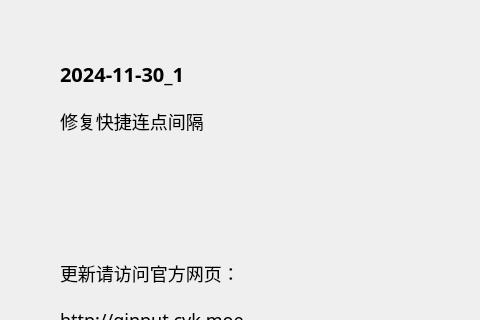
Before: the Qt Designer form source/ui/AboutUi.ui in ChiyukiGana/Quickinput, drawn with Qt 5; both pictures show x 0 to 480 and y 0 to 320 of the 640 by 440 pixel window.
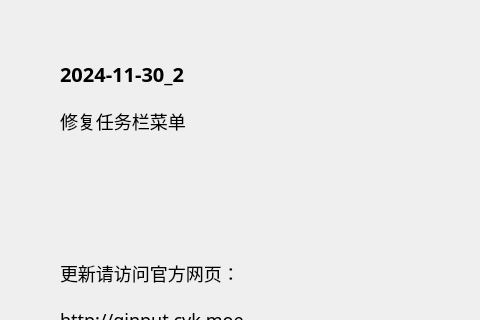
After: the same form once the commit is applied.

```diff
--- a/source/ui/AboutUi.ui
+++ b/source/ui/AboutUi.ui
@@ -88,7 +88,7 @@
          <string notr="true">font-size:20px</string>
         </property>
         <property name="text">
-         <string>2024-11-30_1</string>
+         <string>2024-11-30_2</string>
         </property>
         <property name="textFormat">
          <enum>Qt::PlainText</enum>
@@ -104,7 +104,7 @@
          </sizepolicy>
         </property>
         <property name="text">
-         <string>修复快捷连点间隔</string>
+         <string>修复任务栏菜单</string>
         </property>
         <property name="textFormat">
          <enum>Qt::PlainText</enum>
```
